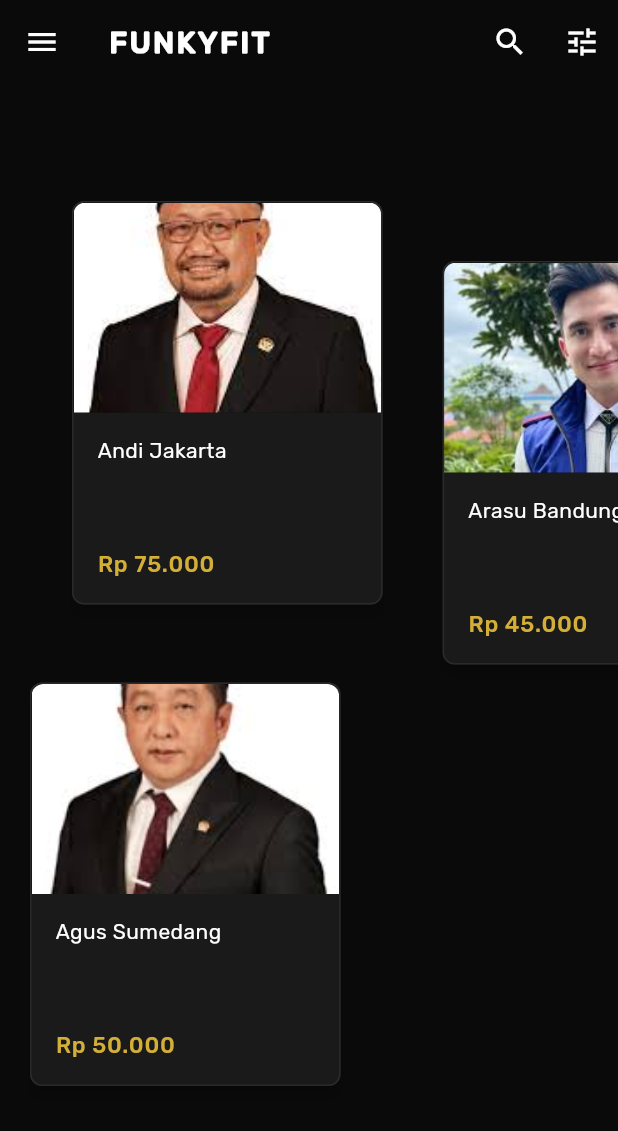
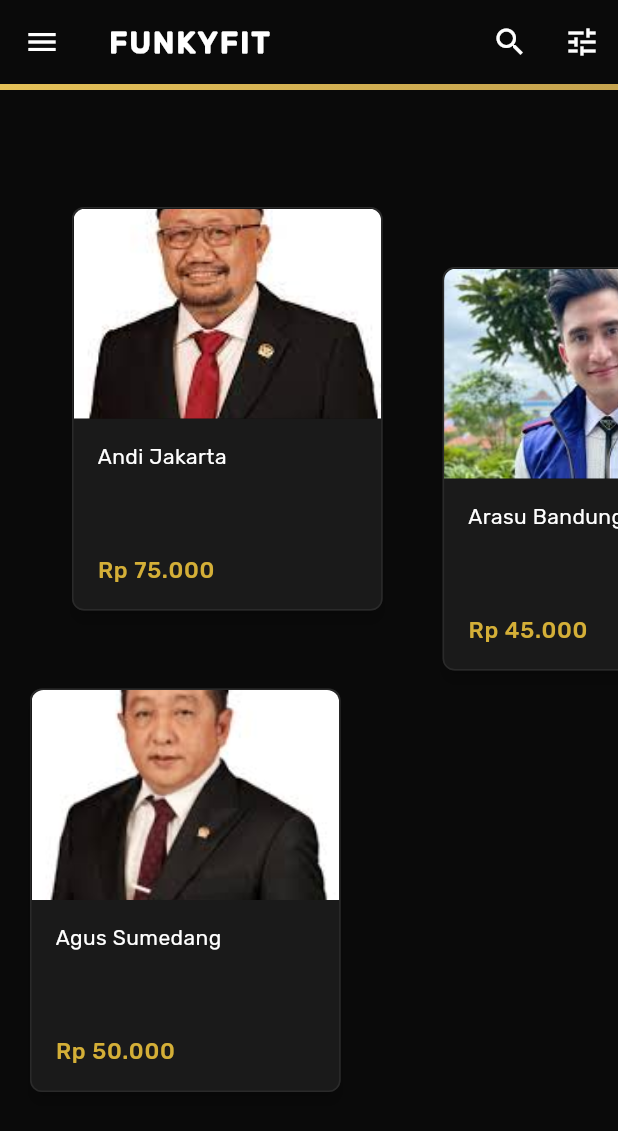
Before and after one commit to rakhaazz18/Vispro-Week-3-Material-Design-Components, a Flutter app: the screen it shows after launch, after a tap on "SIGN IN", on a phone screen of 412 x 824 dp. Shown: the top 1131 px of the screen. Run offline on Flutter 3.47's test engine with Material 3 defaults, Android fonts, the phone set to English and light mode, and no system bars.

```diff
--- a/lib/backdrop.dart
+++ b/lib/backdrop.dart
@@ -261,6 +261,21 @@ class _BackdropState extends State<Backdrop>
           },
         ),
       ],
+      // Add a thin luxury gold separator between the top bar and the front layer
+      bottom: PreferredSize(
+        preferredSize: const Size.fromHeight(4.0),
+        child: Container(
+          height: 4.0,
+          // Use a subtle gold gradient for a luxury accent
+          decoration: const BoxDecoration(
+            gradient: LinearGradient(
+              begin: Alignment.centerLeft,
+              end: Alignment.centerRight,
+              colors: [app_colors.kLuxuryGoldLight, app_colors.kLuxuryGoldDark],
+            ),
+          ),
+        ),
+      ),
     );
     return Scaffold(
       appBar: appBar,
--- a/lib/login.dart
+++ b/lib/login.dart
@@ -13,14 +13,8 @@
 // limitations under the License.
 
 import 'package:flutter/material.dart';
-// Add this import if kShrinePink100 is defined in colors.dart
-import 'colors.dart';
-
-// Luxury Black & Gold Colors
-const kLuxuryBlack = Color(0xFF0A0A0A);
-const kLuxuryGold = Color(0xFFD4AF37);
-const kLuxuryWhite = Color(0xFFFFFFFF);
-const kLuxuryGray = Color(0xFF1A1A1A);
+// Use centralized color constants
+import 'colors.dart' as app_colors;
 
 class LoginPage extends StatefulWidget {
   const LoginPage({Key? key}) : super(key: key);
@@ -37,7 +31,7 @@ class _LoginPageState extends State<LoginPage> {
   @override
   Widget build(BuildContext context) {
     return Scaffold(
-      backgroundColor: kLuxuryBlack,
+      backgroundColor: app_colors.kLuxuryBlack,
       body: SafeArea(
         child: ListView(
           padding: const EdgeInsets.symmetric(horizontal: 32.0),
@@ -49,23 +43,31 @@ class _LoginPageState extends State<LoginPage> {
                 Container(
                   padding: const EdgeInsets.all(24.0),
                   decoration: BoxDecoration(
-                    color: kLuxuryGray,
+                    color: app_colors.kLuxuryGray,
                     borderRadius: BorderRadius.circular(16.0),
                     border: Border.all(
-                      color: kLuxuryGold,
+                      color: app_colors.kLuxuryGold,
                       width: 2.0,
                     ),
                     boxShadow: [
                       BoxShadow(
-                        color: kLuxuryGold.withOpacity(0.3),
+                        color: app_colors.kLuxuryGold.withOpacity(0.3),
                         blurRadius: 20.0,
                         offset: const Offset(0, 4),
                       ),
                     ],
                   ),
+                  child: ColorFiltered(
+                    colorFilter: ColorFilter.mode(
+                      app_colors.kLuxuryWhite,
+                      BlendMode.srcIn,
+                    ),
                     child: Image.asset(
                       'assets/Img Logo/Logo FunkyFit.png',
-                    height: 80
+                      height: 80,
+                      fit: BoxFit.contain,
+                      filterQuality: FilterQuality.high,
+                    ),
                   ),
                 ),
                 const SizedBox(height: 24.0),
@@ -74,7 +76,7 @@ class _LoginPageState extends State<LoginPage> {
                   style: Theme.of(context).textTheme.headlineSmall?.copyWith(
                     letterSpacing: 4.0,
                     fontWeight: FontWeight.bold,
-                    color: kLuxuryGold,
+                    color: app_colors.kLuxuryGold,
                   ),
                 ),
               ],
@@ -83,27 +85,27 @@ class _LoginPageState extends State<LoginPage> {
             // Username field
             TextField(
               controller: _usernameController,
-              style: TextStyle(color: kLuxuryWhite, fontSize: 15.0),
+              style: TextStyle(color: app_colors.kLuxuryWhite, fontSize: 15.0),
               decoration: InputDecoration(
                 filled: true,
-                fillColor: kLuxuryGray,
+                fillColor: app_colors.kLuxuryGray,
                 labelText: 'Username',
                 labelStyle: TextStyle(
-                  color: kLuxuryWhite.withOpacity(0.6),
+                  color: app_colors.kLuxuryWhite.withOpacity(0.6),
                   fontWeight: FontWeight.w300,
                   letterSpacing: 0.5,
                 ),
                   border: OutlineInputBorder(
                     borderRadius: BorderRadius.circular(8.0),
-                  borderSide: BorderSide(color: kLuxuryGray),
+                    borderSide: BorderSide(color: app_colors.kLuxuryGray),
                   ),
                   enabledBorder: OutlineInputBorder(
                     borderRadius: BorderRadius.circular(8.0),
-                  borderSide: BorderSide(color: kLuxuryGray, width: 1.0),
+                    borderSide: BorderSide(color: app_colors.kLuxuryGray, width: 1.0),
                   ),
                   focusedBorder: OutlineInputBorder(
                     borderRadius: BorderRadius.circular(8.0),
-                  borderSide: BorderSide(color: kLuxuryGold, width: 2.0),
+                    borderSide: BorderSide(color: app_colors.kLuxuryGold, width: 2.0),
                   ),
                 contentPadding: const EdgeInsets.symmetric(
                     horizontal: 20.0, vertical: 18.0),
@@ -114,27 +116,27 @@ class _LoginPageState extends State<LoginPage> {
             TextField(
               controller: _passwordController,
               obscureText: true,
-              style: TextStyle(color: kLuxuryWhite, fontSize: 15.0),
+              style: TextStyle(color: app_colors.kLuxuryWhite, fontSize: 15.0),
               decoration: InputDecoration(
                 filled: true,
-                fillColor: kLuxuryGray,
+                fillColor: app_colors.kLuxuryGray,
                 labelText: 'Password',
                 labelStyle: TextStyle(
-                  color: kLuxuryWhite.withOpacity(0.6),
+                  color: app_colors.kLuxuryWhite.withOpacity(0.6),
                   fontWeight: FontWeight.w300,
                   letterSpacing: 0.5,
                 ),
                   border: OutlineInputBorder(
                     borderRadius: BorderRadius.circular(8.0),
-                  borderSide: BorderSide(color: kLuxuryGray),
+                    borderSide: BorderSide(color: app_colors.kLuxuryGray),
                   ),
                   enabledBorder: OutlineInputBorder(
                     borderRadius: BorderRadius.circular(8.0),
-                  borderSide: BorderSide(color: kLuxuryGray, width: 1.0),
+                    borderSide: BorderSide(color: app_colors.kLuxuryGray, width: 1.0),
                   ),
                   focusedBorder: OutlineInputBorder(
                     borderRadius: BorderRadius.circular(8.0),
-                  borderSide: BorderSide(color: kLuxuryGold, width: 2.0),
+                    borderSide: BorderSide(color: app_colors.kLuxuryGold, width: 2.0),
                   ),
                 contentPadding: const EdgeInsets.symmetric(
                     horizontal: 20.0, vertical: 18.0),
@@ -160,7 +162,7 @@ class _LoginPageState extends State<LoginPage> {
                     _passwordController.clear();
                   },
                   style: TextButton.styleFrom(
-                    foregroundColor: kLuxuryWhite.withOpacity(0.7),
+                    foregroundColor: app_colors.kLuxuryWhite.withOpacity(0.7),
                     padding: const EdgeInsets.symmetric(
                       horizontal: 24.0,
                       vertical: 12.0
@@ -177,7 +179,7 @@ class _LoginPageState extends State<LoginPage> {
                       style: TextStyle(
                         letterSpacing: 1.5,
                         fontWeight: FontWeight.bold,
-                        color: kLuxuryBlack,
+                        color: app_colors.kLuxuryBlack,
                       ),
                     ),
                     onPressed: () {
@@ -185,10 +187,10 @@ class _LoginPageState extends State<LoginPage> {
                       Navigator.pop(context);
                     },
                     style: ElevatedButton.styleFrom(
-                      foregroundColor: kLuxuryBlack,
-                      backgroundColor: kLuxuryGold,
+                      foregroundColor: app_colors.kLuxuryBlack,
+                      backgroundColor: app_colors.kLuxuryGold,
                       elevation: 6.0,
-                      shadowColor: kLuxuryGold.withOpacity(0.5),
+                      shadowColor: app_colors.kLuxuryGold.withOpacity(0.5),
                       padding: const EdgeInsets.symmetric(vertical: 16.0),
                       shape: RoundedRectangleBorder(
                         borderRadius: BorderRadius.circular(8.0),
```
Also changed, not shown: assets/Img Logo/Logo FunkyFit.png. Lines whose indentation alone changed are shown as unchanged.
